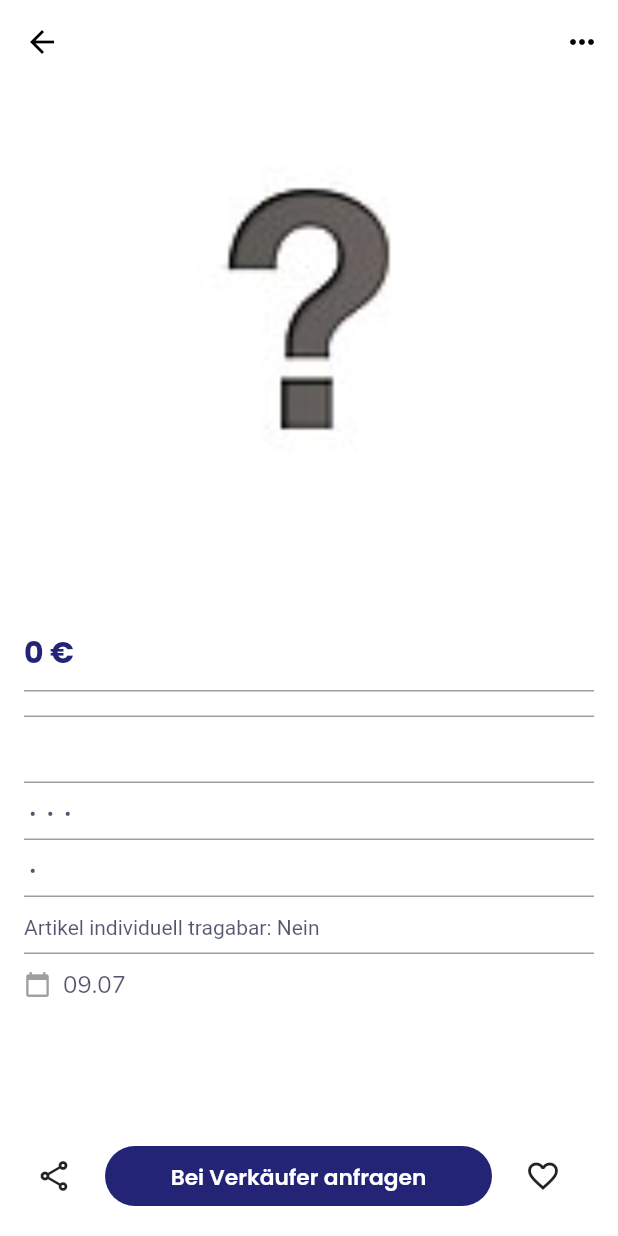
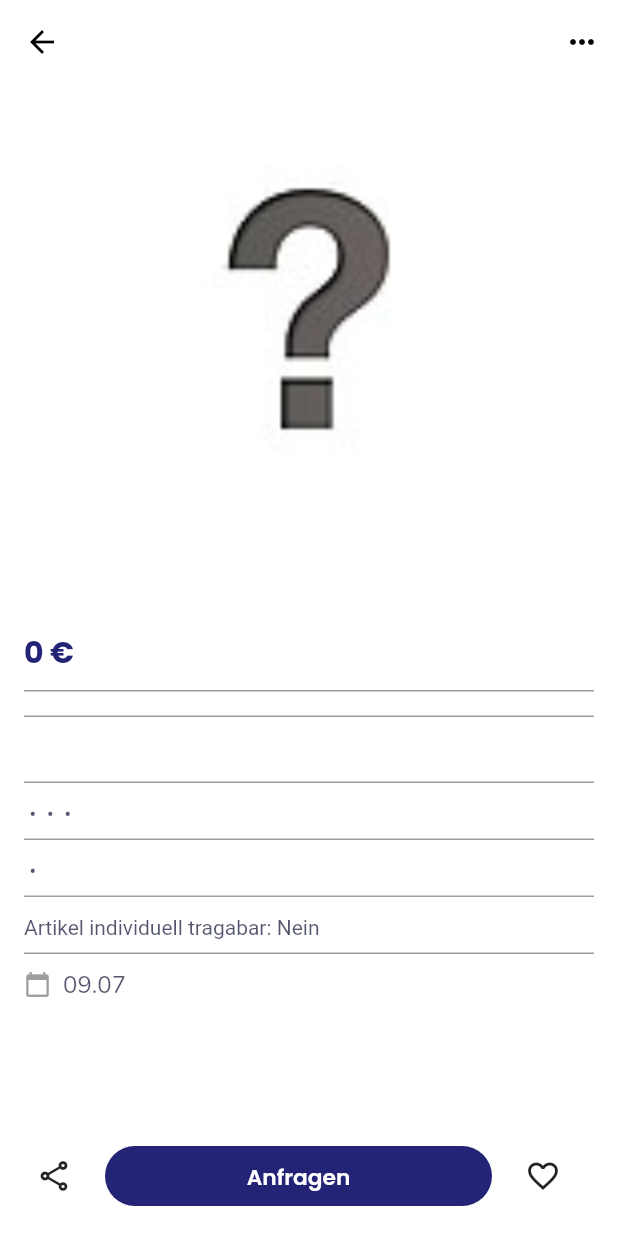
Before and after one commit to TobiasSchotter/clubtwice, a Flutter app: the ProductDetail screen opened directly with empty values, on a phone screen of 412 x 824 dp. Run offline on Flutter 3.47's test engine with Material 2 defaults, Android fonts, the phone set to English and light mode, and no system bars; drawn by our look-alikes of carousel_slider; our stand-ins replace cloud_firestore, firebase_auth, firebase_core, firebase_storage, flutter_svg, image_picker; accounts and stored records are empty; network calls fail.

Commit message:
small changes

```diff
--- a/lib/views/screens/product_detail.dart
+++ b/lib/views/screens/product_detail.dart
@@ -163,7 +163,7 @@ class _ProductDetailState extends State<ProductDetail> {
                   onPressed: () {
                     // Implementiere die Logik für die Anfragen-Funktion hier
                   },
-                  buttonText: 'Bei Verkäufer anfragen',
+                  buttonText: 'Anfragen',
                 ),
               ),
             ),
--- a/lib/views/widgets/widget_tree.dart
+++ b/lib/views/widgets/widget_tree.dart
@@ -21,7 +21,7 @@ class _WidgetTreeState extends State<WidgetTree> {
 
   void _hideSplash() async {
     await Future.delayed(
-        const Duration(seconds: 2)); // Wartezeit für den Splashscreen
+        const Duration(seconds: 0)); // Wartezeit für den Splashscreen
     setState(() {
       _showSplash = false;
     });
```
